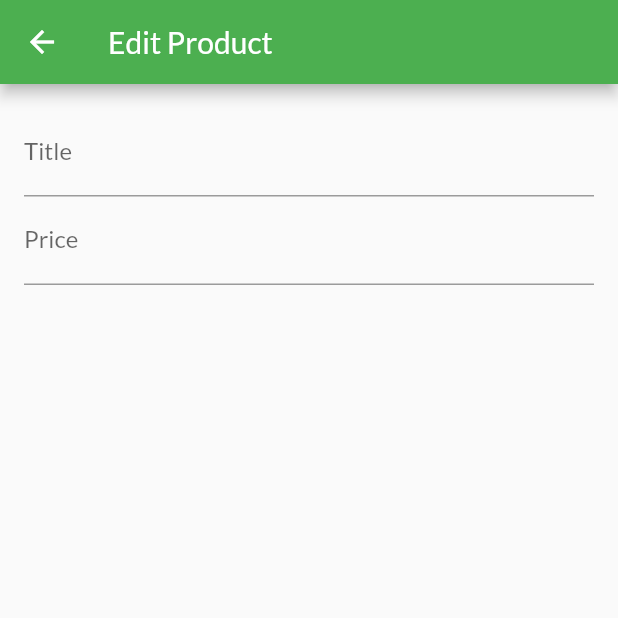
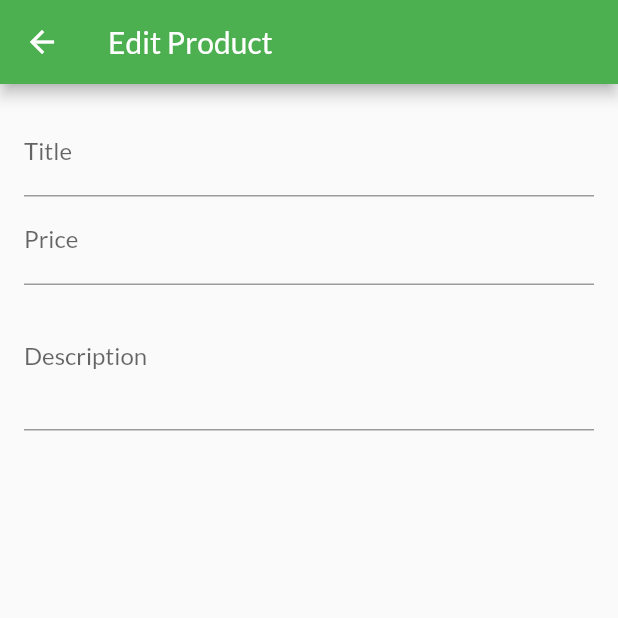
Before and after one commit to Lapatou/Shop_App, a Flutter app: the EditProductScreen screen opened by its route, on a phone screen of 412 x 824 dp, the top half of it. Run offline on Flutter 3.47's test engine with Material 2 defaults, Android fonts, the phone set to English and light mode, and no system bars; network calls fail.

Commit message:
fix Edit product screen memory leak

```diff
--- a/lib/Screens/edit_product_screen.dart
+++ b/lib/Screens/edit_product_screen.dart
@@ -10,6 +10,13 @@ class EditProductScreen extends StatefulWidget {
 
 class _EditProductScreenState extends State<EditProductScreen> {
   final _priceFocusNode = FocusNode();
+  final _descriptionFocusNode = FocusNode();
+  @override
+  void dispose() {
+    _priceFocusNode.dispose();
+    _descriptionFocusNode.dispose();
+    super.dispose();
+  }
 
   @override
   Widget build(BuildContext context) {
@@ -34,6 +41,15 @@ class _EditProductScreenState extends State<EditProductScreen> {
               textInputAction: TextInputAction.next,
               keyboardType: TextInputType.number,
               focusNode: _priceFocusNode,
+              onFieldSubmitted: (value) {
+                FocusScope.of(context).requestFocus(_descriptionFocusNode);
+              },
+            ),
+            TextFormField(
+              decoration: const InputDecoration(label: Text("Description")),
+              maxLines: 3,
+              keyboardType: TextInputType.multiline,
+              focusNode: _descriptionFocusNode,
             ),
           ],
         )),
```
